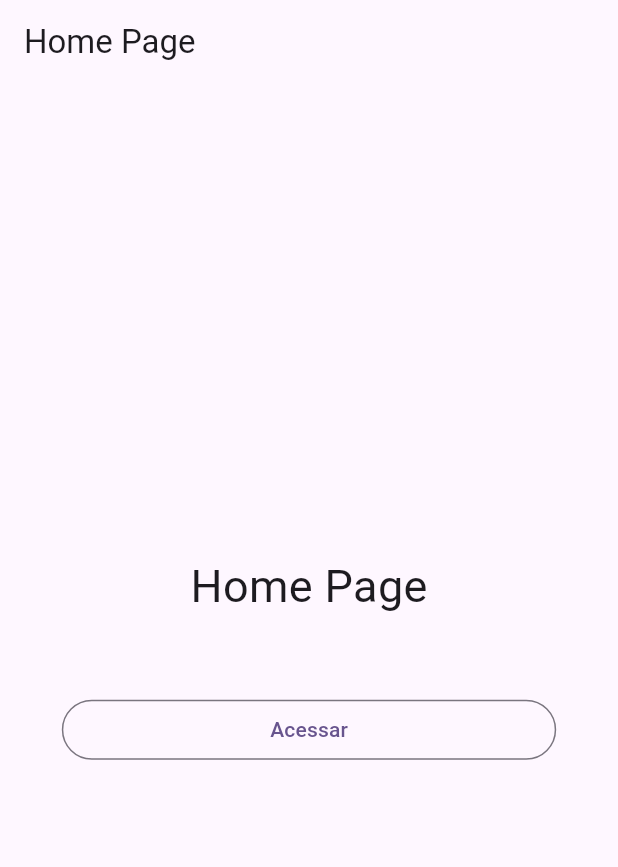
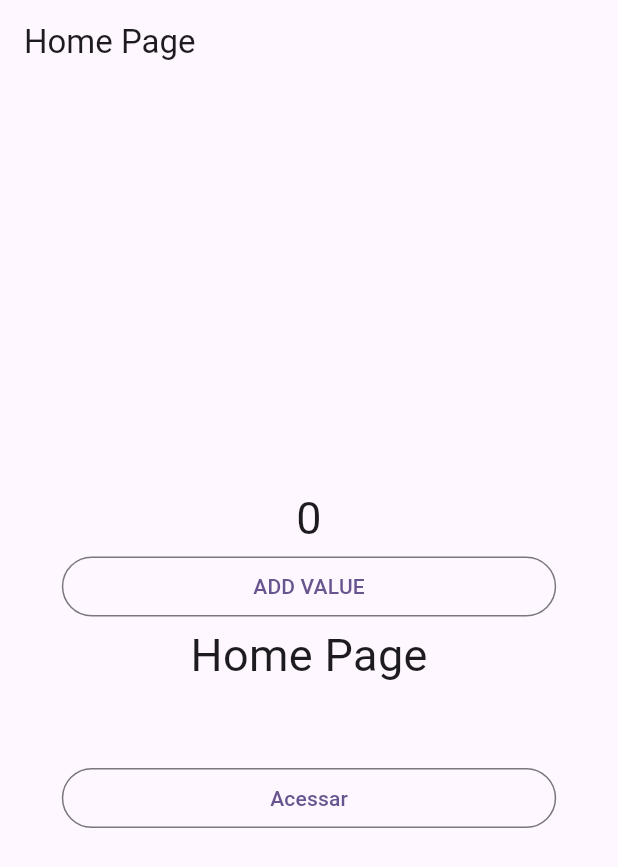
Before and after one commit to treinaweb/treinaweb-flutter-rotas-e-pilhas, a Flutter app: the screen it shows after launch, on a phone screen of 412 x 824 dp. Shown: the top 867 px of the screen. Run offline on Flutter 3.47's test engine with Material 2 defaults, Android fonts, the phone set to English and light mode, and no system bars.

```diff
--- a/lib/main.dart
+++ b/lib/main.dart
@@ -16,14 +16,14 @@ class MyApp extends StatelessWidget {
       title: 'Flutter Demo',
       debugShowCheckedModeBanner: false,
       routes: {
-        "/home": (ctx) => const MyHomePage(),
+        "/home": (ctx) => MyHomePage(),
         "/treinaweb": (ctx) => const TreinawebPage(),
         "/flutter": (ctx) => const FlutterPage(),
       },
       theme: ThemeData(
           useMaterial3: true,
           colorScheme: ColorScheme.fromSeed(seedColor: Colors.deepPurple)),
-      home: const MyHomePage(),
+      initialRoute: '/home',
     );
   }
 }
--- a/lib/views/flutter_page.dart
+++ b/lib/views/flutter_page.dart
@@ -26,7 +26,10 @@ class FlutterPage extends StatelessWidget {
               child: OutlinedButton(
                 onPressed: () {
                   Navigator.pushNamedAndRemoveUntil(
-                      context, '/home', (route) => false);
+                    context,
+                    '/home',
+                    (route) => false,
+                  );
                 },
                 child: const Text('Acessar'),
               ),
--- a/lib/views/home_page.dart
+++ b/lib/views/home_page.dart
@@ -2,7 +2,13 @@ import 'package:flutter/material.dart';
 import 'package:rotas_pilha/views/treinaweb.dart';
 
 class MyHomePage extends StatelessWidget {
-  const MyHomePage({Key? key}) : super(key: key);
+  MyHomePage({Key? key}) : super(key: key);
+
+  var count = ValueNotifier(0);
+
+  setCount() {
+    count.value++;
+  }
 
   @override
   Widget build(BuildContext context) {
@@ -14,6 +20,24 @@ class MyHomePage extends StatelessWidget {
         child: Column(
           mainAxisAlignment: MainAxisAlignment.center,
           children: [
+            AnimatedBuilder(
+              animation: count,
+              builder: (ctx, child) {
+                return Text(
+                  count.value.toString(),
+                  style: const TextStyle(fontSize: 30),
+                );
+              },
+            ),
+            SizedBox(
+              width: MediaQuery.of(context).size.width * 0.8,
+              child: OutlinedButton(
+                onPressed: () {
+                  setCount();
+                },
+                child: const Text('ADD VALUE'),
+              ),
+            ),
             const Text(
               'Home Page',
               style: TextStyle(fontSize: 30),
@@ -25,7 +49,7 @@ class MyHomePage extends StatelessWidget {
               width: MediaQuery.of(context).size.width * 0.8,
               child: OutlinedButton(
                 onPressed: () {
-                  Navigator.pushNamed(context, '/treinaweb');
+                  Navigator.pushNamed(context, '/treinaweb', arguments: count);
                 },
                 child: const Text('Acessar'),
               ),
```
Also changed, not shown: lib/views/treinaweb.dart (+7 -4 lines).
